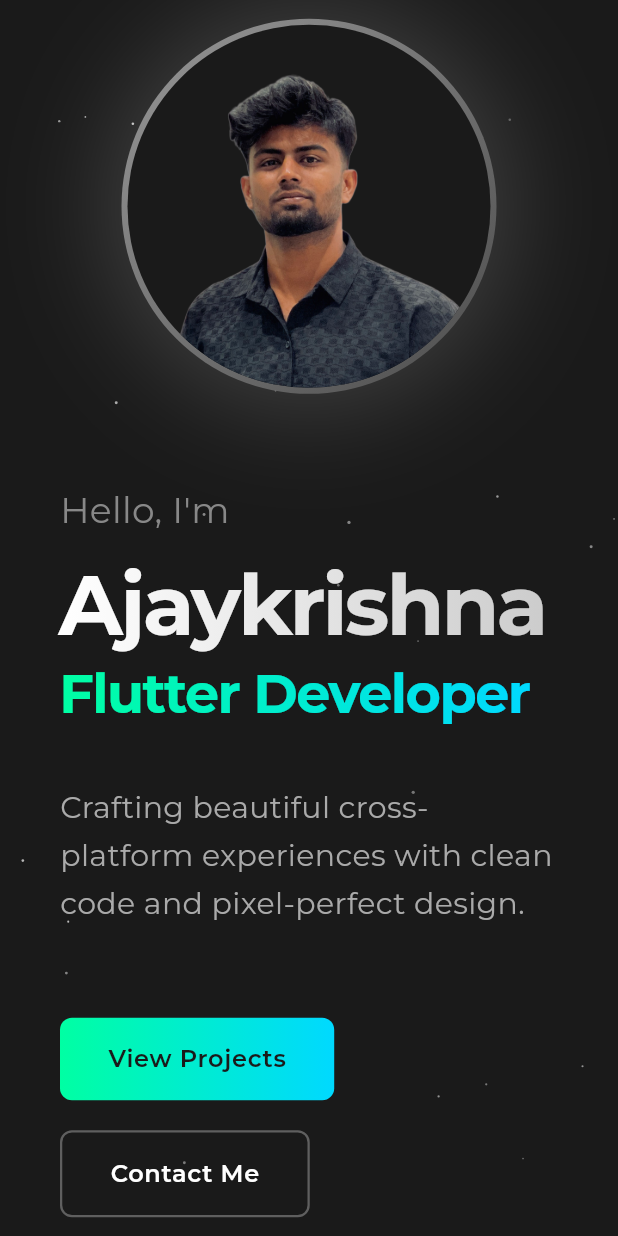
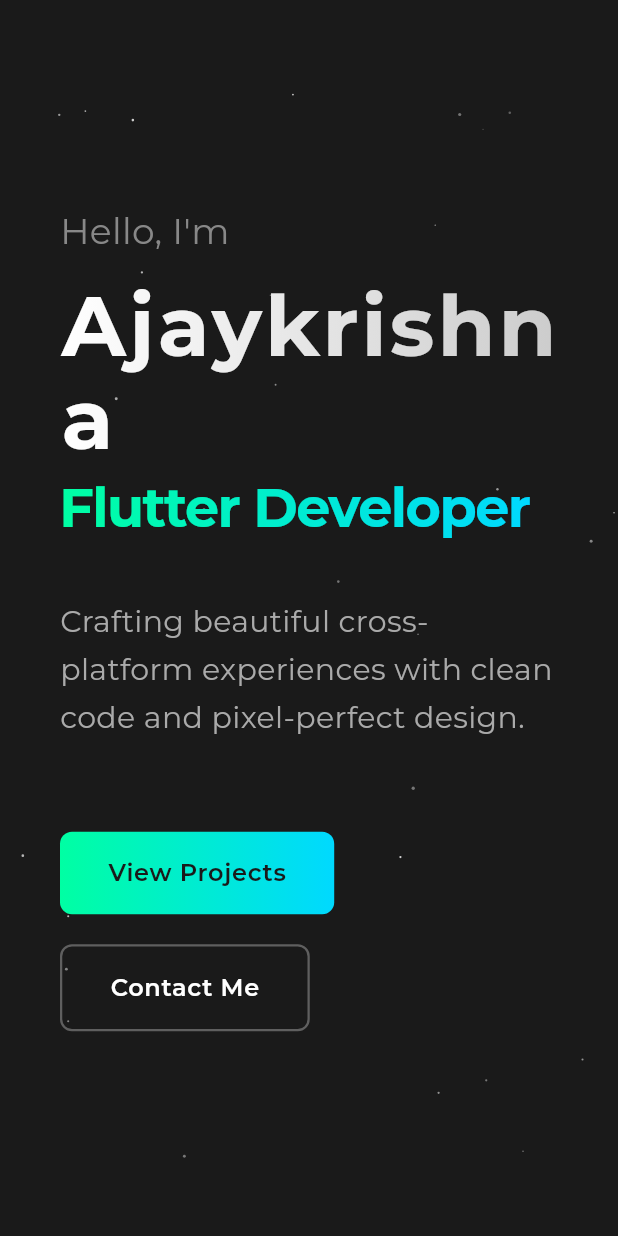
Before and after one commit to ajeyy7/flutter_web_portfolio, a Flutter app: the screen it shows after launch, on a phone screen of 412 x 824 dp. Run offline on Flutter 3.47's test engine with Material 3 defaults, Android fonts, the phone set to English and light mode, and no system bars.

Commit message:
refactor: Simplify HomeScreen layout and enhance SplashScreen animations

```diff
--- a/lib/features/home/home.dart
+++ b/lib/features/home/home.dart
@@ -68,65 +68,7 @@
     return Container(
       height: size.height,
       padding: EdgeInsets.symmetric(horizontal: isDesktop ? 120 : 40),
-      child: isDesktop
-          ? Row(
-              children: [
-                Expanded(flex: 3, child: _buildHeroContent(isDesktop)),
-                const SizedBox(width: 80),
-                Expanded(flex: 2, child: _buildHeroImage()),
-              ],
-            )
-          : Column(
-              mainAxisAlignment: MainAxisAlignment.center,
-              children: [
-                _buildHeroImage(isMobile: true),
-                const SizedBox(height: 60),
-                _buildHeroContent(isDesktop),
-              ],
-            ),
-    );
-  }
-
-  Widget _buildHeroImage({bool isMobile = false}) {
-    return TweenAnimationBuilder(
-      tween: Tween<double>(begin: 0, end: 1),
-      duration: const Duration(milliseconds: 1400),
-      builder: (context, value, child) {
-        return Opacity(
-          opacity: value,
-          child: Transform.scale(scale: 0.8 + (0.2 * value), child: child),
-        );
-      },
-      child: Container(
-        width: isMobile ? 250 : double.infinity,
-        height: isMobile ? 250 : 500,
-        decoration: BoxDecoration(
-          shape: BoxShape.circle,
-          gradient: const LinearGradient(
-            begin: Alignment.topLeft,
-            end: Alignment.bottomRight,
-            colors: [Color.fromARGB(255, 152, 152, 152), Color.fromARGB(255, 76, 76, 76)],
-          ),
-          boxShadow: [
-            BoxShadow(
-              color: const Color.fromARGB(255, 152, 152, 152).withValues(alpha: 0.3),
-              blurRadius: 60,
-              spreadRadius: 10,
-            ),
-          ],
-        ),
-        padding: const EdgeInsets.all(4),
-        child: Container(
-          decoration: BoxDecoration(
-            shape: BoxShape.circle,
-            color: const Color(0xFF1a1a1a),
-            image: const DecorationImage(
-              image: AssetImage('assets/svgs/img.png'),
-              fit: BoxFit.cover,
-            ),
-          ),
-        ),
-      ),
+      child: Row(children: [Expanded(child: _buildHeroContent(isDesktop))]),
     );
   }
 
@@ -183,7 +125,7 @@
                 fontWeight: FontWeight.w700,
                 color: Colors.white,
                 height: 1.1,
-                letterSpacing: -2,
+                letterSpacing: 2,
               ),
             ),
           ),
```
Also changed, not shown: lib/features/splash/splash.dart (+84 -17 lines).
